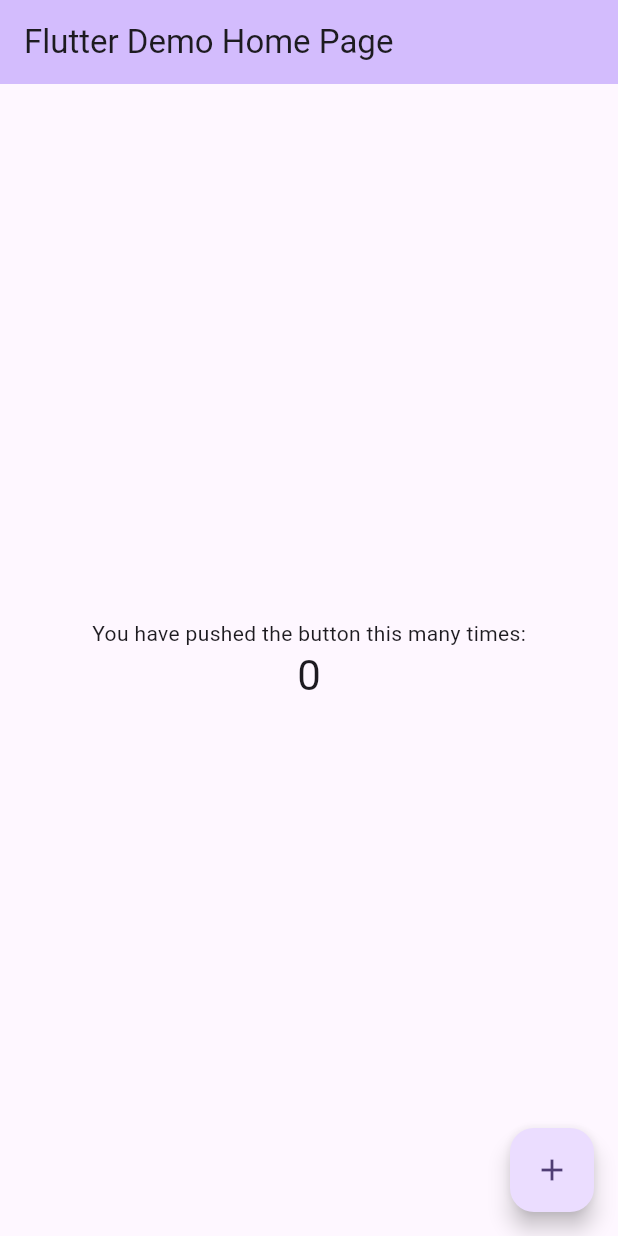
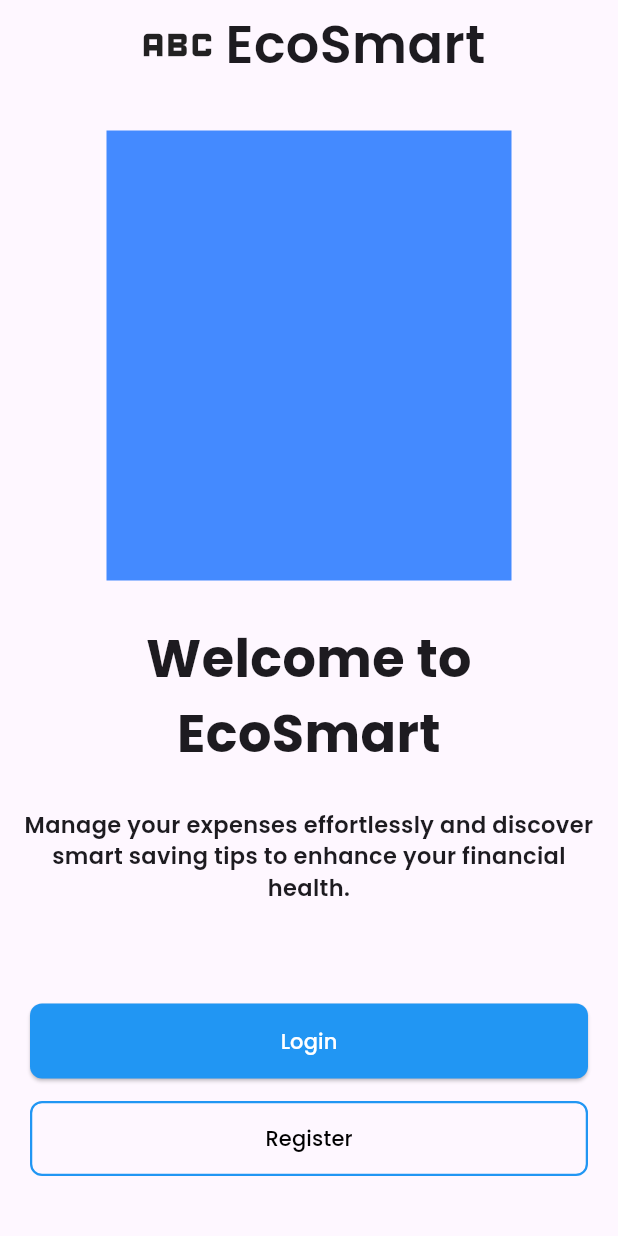
Before and after one commit to Leonardo-Hernandes6/eco_smart_app, a Flutter app: the screen it shows after launch, on a phone screen of 412 x 824 dp. Run offline on Flutter 3.47's test engine with Material 3 defaults, Android fonts, the light colour scheme and no system bars; our stand-ins replace google_fonts.

Commit message:
feat: add login page

```diff
--- a/lib/main.dart
+++ b/lib/main.dart
@@ -1,4 +1,6 @@
+import 'package:eco_smart_app/presentation/screens/Initial/initial_page.dart';
 import 'package:flutter/material.dart';
+import 'package:google_fonts/google_fonts.dart';
 
 void main() {
   runApp(const MyApp());
@@ -7,119 +9,17 @@
 class MyApp extends StatelessWidget {
   const MyApp({super.key});
 
-  // This widget is the root of your application.
   @override
   Widget build(BuildContext context) {
     return MaterialApp(
-      title: 'Flutter Demo',
       theme: ThemeData(
-        // This is the theme of your application.
-        //
-        // TRY THIS: Try running your application with "flutter run". You'll see
-        // the application has a purple toolbar. Then, without quitting the app,
-        // try changing the seedColor in the colorScheme below to Colors.green
-        // and then invoke "hot reload" (save your changes or press the "hot
-        // reload" button in a Flutter-supported IDE, or press "r" if you used
-        // the command line to start the app).
-        //
-        // Notice that the counter didn't reset back to zero; the application
-        // state is not lost during the reload. To reset the state, use hot
-        // restart instead.
-        //
-        // This works for code too, not just values: Most code changes can be
-        // tested with just a hot reload.
-        colorScheme: ColorScheme.fromSeed(seedColor: Colors.deepPurple),
-        useMaterial3: true,
+        textTheme: GoogleFonts.poppinsTextTheme(Theme.of(context).textTheme),
       ),
-      home: const MyHomePage(title: 'Flutter Demo Home Page'),
+      // theme: ThemeData(
+      //   colorScheme: ColorScheme.fromSeed(seedColor: Colors.deepPurple),
+      //   useMaterial3: true,
+      // ),
+      home: const InitialPage(),
     );
   }
 }
-
-class MyHomePage extends StatefulWidget {
-  const MyHomePage({super.key, required this.title});
-
-  // This widget is the home page of your application. It is stateful, meaning
-  // that it has a State object (defined below) that contains fields that affect
-  // how it looks.
-
-  // This class is the configuration for the state. It holds the values (in this
-  // case the title) provided by the parent (in this case the App widget) and
-  // used by the build method of the State. Fields in a Widget subclass are
-  // always marked "final".
-
-  final String title;
-
-  @override
-  State<MyHomePage> createState() => _MyHomePageState();
-}
-
-class _MyHomePageState extends State<MyHomePage> {
-  int _counter = 0;
-
-  void _incrementCounter() {
-    setState(() {
-      // This call to setState tells the Flutter framework that something has
-      // changed in this State, which causes it to rerun the build method below
-      // so that the display can reflect the updated values. If we changed
-      // _counter without calling setState(), then the build method would not be
-      // called again, and so nothing would appear to happen.
-      _counter++;
-    });
-  }
-
-  @override
-  Widget build(BuildContext context) {
-    // This method is rerun every time setState is called, for instance as done
-    // by the _incrementCounter method above.
-    //
-    // The Flutter framework has been optimized to make rerunning build methods
-    // fast, so that you can just rebuild anything that needs updating rather
-    // than having to individually change instances of widgets.
-    return Scaffold(
-      appBar: AppBar(
-        // TRY THIS: Try changing the color here to a specific color (to
-        // Colors.amber, perhaps?) and trigger a hot reload to see the AppBar
-        // change color while the other colors stay the same.
-        backgroundColor: Theme.of(context).colorScheme.inversePrimary,
-        // Here we take the value from the MyHomePage object that was created by
-        // the App.build method, and use it to set our appbar title.
-        title: Text(widget.title),
-      ),
-      body: Center(
-        // Center is a layout widget. It takes a single child and positions it
-        // in the middle of the parent.
-        child: Column(
-          // Column is also a layout widget. It takes a list of children and
-          // arranges them vertically. By default, it sizes itself to fit its
-          // children horizontally, and tries to be as tall as its parent.
-          //
-          // Column has various properties to control how it sizes itself and
-          // how it positions its children. Here we use mainAxisAlignment to
-          // center the children vertically; the main axis here is the vertical
-          // axis because Columns are vertical (the cross axis would be
-          // horizontal).
-          //
-          // TRY THIS: Invoke "debug painting" (choose the "Toggle Debug Paint"
-          // action in the IDE, or press "p" in the console), to see the
-          // wireframe for each widget.
-          mainAxisAlignment: MainAxisAlignment.center,
-          children: <Widget>[
-            const Text(
-              'You have pushed the button this many times:',
-            ),
-            Text(
-              '$_counter',
-              style: Theme.of(context).textTheme.headlineMedium,
-            ),
-          ],
-        ),
-      ),
-      floatingActionButton: FloatingActionButton(
-        onPressed: _incrementCounter,
-        tooltip: 'Increment',
-        child: const Icon(Icons.add),
-      ), // This trailing comma makes auto-formatting nicer for build methods.
-    );
-  }
-}
--- /dev/null
+++ b/lib/presentation/components/common_button.dart
@@ -0,0 +1,61 @@
+import 'package:flutter/material.dart';
+
+class CommonButton extends StatefulWidget {
+  final String label;
+  final String? type;
+
+  const CommonButton({
+    super.key,
+    required this.label,
+    this.type,
+  });
+
+  @override
+  State<CommonButton> createState() => _CommonButtonState();
+}
+
+class _CommonButtonState extends State<CommonButton> {
+  @override
+  Widget build(BuildContext context) {
+    return SizedBox(
+      width: double.infinity,
+      height: 50.0,
+      child: widget.type == "outlined"
+          ? OutlinedButton(
+              onPressed: () {},
+              style: OutlinedButton.styleFrom(
+                side: const BorderSide(
+                  color: Colors.blue, // Cor da borda
+                  width: 1.5, // Largura da borda
+                ),
+                shape: RoundedRectangleBorder(
+                  borderRadius: BorderRadius.circular(8.0), // Raio da borda
+                ),
+              ),
+              child: Text(
+                widget.label,
+                style: const TextStyle(
+                  color: Colors.black,
+                ),
+              ),
+            )
+          : ElevatedButton(
+              onPressed: () {
+                // Defina a ação aqui
+              },
+              style: ElevatedButton.styleFrom(
+                backgroundColor: Colors.blue,
+                shape: RoundedRectangleBorder(
+                  borderRadius: BorderRadius.circular(8.0), // Raio da borda
+                ),
+              ),
+              child: Text(
+                widget.label,
+                style: const TextStyle(
+                  color: Colors.white,
+                ),
+              ),
+            ),
+    );
+  }
+}
--- /dev/null
+++ b/lib/presentation/screens/Initial/components/buttons_box.dart
@@ -0,0 +1,30 @@
+import 'package:eco_smart_app/presentation/components/common_button.dart';
+import 'package:flutter/material.dart';
+
+class ButtonsBox extends StatefulWidget {
+  const ButtonsBox({super.key});
+
+  @override
+  State<ButtonsBox> createState() => _ButtonsBoxState();
+}
+
+class _ButtonsBoxState extends State<ButtonsBox> {
+  @override
+  Widget build(BuildContext context) {
+    return const Padding(
+      padding: EdgeInsets.symmetric(horizontal: 20.0, vertical: 40.0),
+      child: Column(
+        children: [
+          CommonButton(label: "Login"),
+          SizedBox(
+            height: 15.0,
+          ),
+          CommonButton(
+            label: "Register",
+            type: "outlined",
+          ),
+        ],
+      ),
+    );
+  }
+}
--- /dev/null
+++ b/lib/presentation/screens/Initial/components/header_title.dart
@@ -0,0 +1,33 @@
+import 'package:flutter/material.dart';
+
+class HeaderTitle extends StatefulWidget {
+  const HeaderTitle({super.key});
+
+  @override
+  State<HeaderTitle> createState() => _HeaderTitleState();
+}
+
+class _HeaderTitleState extends State<HeaderTitle> {
+  @override
+  Widget build(BuildContext context) {
+    return const Row(
+      mainAxisAlignment: MainAxisAlignment.center,
+      children: [
+        Icon(
+          Icons.abc,
+          size: 60.0,
+        ),
+        SizedBox(
+          width: 2.0,
+        ),
+        Text(
+          "EcoSmart",
+          style: TextStyle(
+            fontSize: 35.0,
+            fontWeight: FontWeight.w600,
+          ),
+        ),
+      ],
+    );
+  }
+}
--- /dev/null
+++ b/lib/presentation/screens/Initial/components/welcome_box.dart
@@ -0,0 +1,37 @@
+import 'package:flutter/material.dart';
+
+class WelcomeBox extends StatefulWidget {
+  const WelcomeBox({super.key});
+
+  @override
+  State<WelcomeBox> createState() => _WelcomeBoxState();
+}
+
+class _WelcomeBoxState extends State<WelcomeBox> {
+  @override
+  Widget build(BuildContext context) {
+    return const Padding(
+      padding: EdgeInsets.symmetric(horizontal: 15.0),
+      child: Column(
+        children: [
+          Text(
+            "Welcome to EcoSmart",
+            textAlign: TextAlign.center,
+            style: TextStyle(
+              fontSize: 35.0,
+              fontWeight: FontWeight.w700,
+            ),
+          ),
+          SizedBox(
+            height: 25.0,
+          ),
+          Text(
+            "Manage your expenses effortlessly and discover smart saving tips to enhance your financial health.",
+            textAlign: TextAlign.center,
+            style: TextStyle(fontSize: 15.0, fontWeight: FontWeight.w600),
+          ),
+        ],
+      ),
+    );
+  }
+}
--- /dev/null
+++ b/lib/presentation/screens/Initial/initial_page.dart
@@ -0,0 +1,44 @@
+import 'package:eco_smart_app/presentation/screens/Initial/components/buttons_box.dart';
+import 'package:eco_smart_app/presentation/screens/Initial/components/header_title.dart';
+import 'package:eco_smart_app/presentation/screens/Initial/components/link_buttons_box.dart';
+import 'package:eco_smart_app/presentation/screens/Initial/components/welcome_box.dart';
+import 'package:flutter/material.dart';
+
+class InitialPage extends StatefulWidget {
+  const InitialPage({super.key});
+
+  @override
+  State<InitialPage> createState() => _InitialPageState();
+}
+
+class _InitialPageState extends State<InitialPage> {
+  @override
+  Widget build(BuildContext context) {
+    final screenSize = MediaQuery.of(context).size;
+    final width = screenSize.width;
+    final height = screenSize.height;
+
+    return Scaffold(
+      body: SafeArea(
+        child: SizedBox(
+          width: width,
+          height: height,
+          child: Column(
+            mainAxisAlignment: MainAxisAlignment.spaceBetween,
+            crossAxisAlignment: CrossAxisAlignment.center,
+            children: [
+              const HeaderTitle(),
+              Container(
+                height: 300.0,
+                width: 270.0,
+                decoration: const BoxDecoration(color: Colors.blueAccent),
+              ),
+              const WelcomeBox(),
+              const ButtonsBox(),
+            ],
+          ),
+        ),
+      ),
+    );
+  }
+}
--- a/pubspec.yaml
+++ b/pubspec.yaml
@@ -35,6 +35,7 @@ dependencies:
   # The following adds the Cupertino Icons font to your application.
   # Use with the CupertinoIcons class for iOS style icons.
   cupertino_icons: ^1.0.8
+  google_fonts: ^6.2.1
 
 dev_dependencies:
   flutter_test:
```
Also changed, not shown: pubspec.lock, 2 other files.
